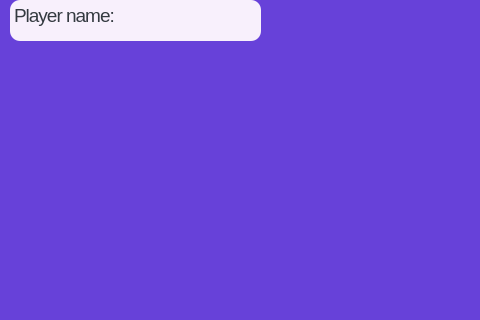
Before: the Qt Designer form predraw6window.ui in arturgesiarz/Magic_Dice, drawn with Qt 5; both pictures show x 0 to 480 and y 0 to 320 of the 800 by 600 pixel window.
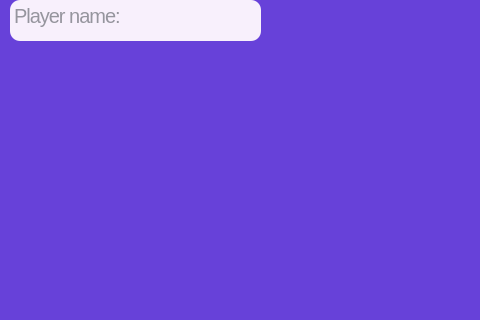
After: the same form once the commit is applied. Icons and pictures are not drawn.

The edit to the form file:
```diff
--- a/predraw6window.ui
+++ b/predraw6window.ui
@@ -105,6 +105,12 @@
 border-radius: 10px;
 </string>
     </property>
+    <property name="readOnly">
+     <bool>true</bool>
+    </property>
+    <property name="markdown">
+     <string/>
+    </property>
     <property name="html">
      <string>&lt;!DOCTYPE HTML PUBLIC &quot;-//W3C//DTD HTML 4.0//EN&quot; &quot;http://www.w3.org/TR/REC-html40/strict.dtd&quot;&gt;
 &lt;html&gt;&lt;head&gt;&lt;meta name=&quot;qrichtext&quot; content=&quot;1&quot; /&gt;&lt;meta charset=&quot;utf-8&quot; /&gt;&lt;style type=&quot;text/css&quot;&gt;
@@ -113,10 +119,10 @@
 li.unchecked::marker { content: &quot;\2610&quot;; }
 li.checked::marker { content: &quot;\2612&quot;; }
 &lt;/style&gt;&lt;/head&gt;&lt;body style=&quot; font-family:'.AppleSystemUIFont'; font-size:20px; font-weight:400; font-style:normal; letter-spacing:-1px;&quot;&gt;
-&lt;p style=&quot; margin-top:0px; margin-bottom:0px; margin-left:0px; margin-right:0px; -qt-block-indent:0; text-indent:0px;&quot;&gt;&lt;span style=&quot; font-size:14pt;&quot;&gt;Player name:&lt;/span&gt;&lt;/p&gt;&lt;/body&gt;&lt;/html&gt;</string>
+&lt;p style=&quot;-qt-paragraph-type:empty; margin-top:0px; margin-bottom:0px; margin-left:0px; margin-right:0px; -qt-block-indent:0; text-indent:0px;&quot;&gt;&lt;br /&gt;&lt;/p&gt;&lt;/body&gt;&lt;/html&gt;</string>
     </property>
     <property name="placeholderText">
-     <string/>
+     <string>Player name:  </string>
     </property>
    </widget>
    <widget class="QLabel" name="dice6">
```
Left out of the diff: 2 changed lines with no effect on the pictures.
